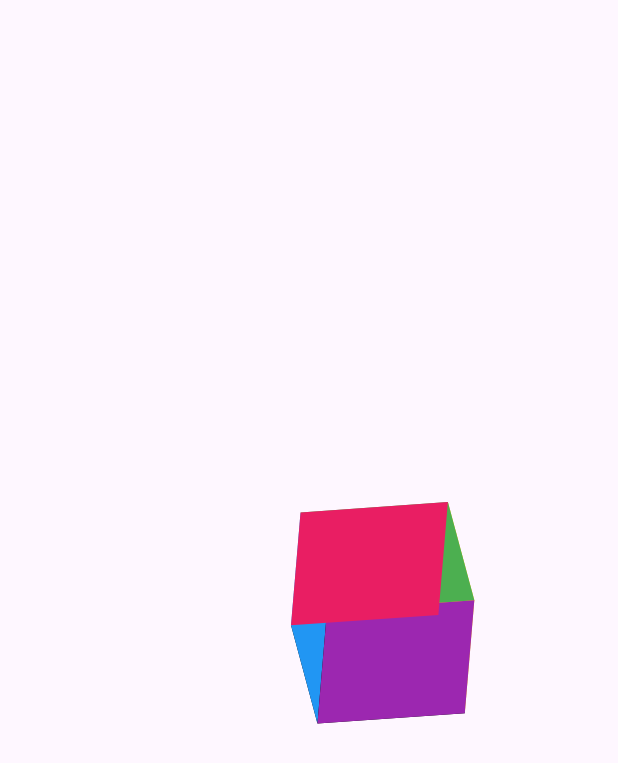
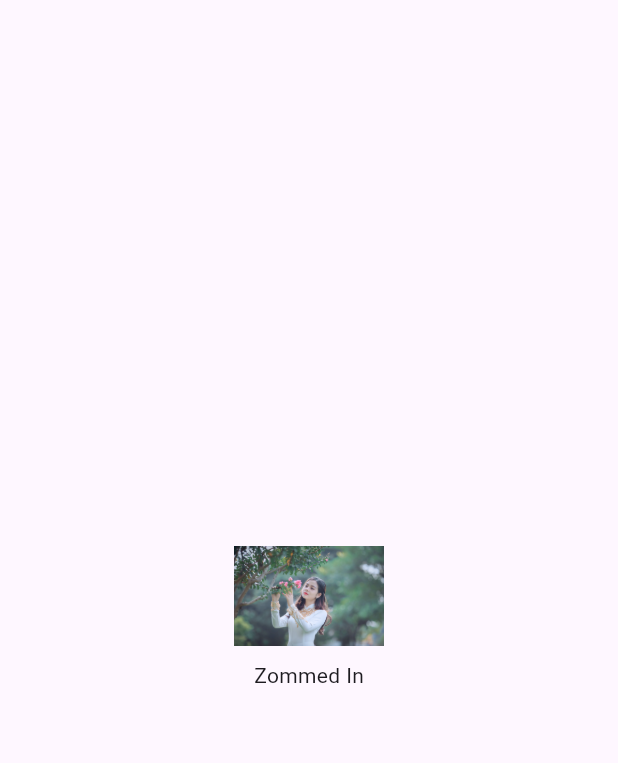
Before and after one commit to nidhiapp/animations, a Flutter app: the screen it shows after launch, on a phone screen of 412 x 824 dp. Shown: the top 763 px of the screen. Run offline on Flutter 3.47's test engine with Material 3 defaults, Android fonts, the phone set to English and light mode, and no system bars.

Commit message:
created implicit animation and hero animation

```diff
--- a/lib/main.dart
+++ b/lib/main.dart
@@ -1,7 +1,4 @@
-
-import 'package:animations/simple_animations/3d_animation.dart';
-import 'package:animations/simple_animations/blue_cont_anim.dart';
-import 'package:animations/simple_animations/two_half_circles.dart';
+import 'package:animations/simple_animations/implicit_ani.dart';
 import 'package:flutter/material.dart';
 
 void main() {
@@ -22,7 +19,7 @@ class MyApp extends StatelessWidget {
         colorScheme: ColorScheme.fromSeed(seedColor: Colors.deepPurple),
         useMaterial3: true,
       ),
-      home: ThreeDAnimations(),
+      home: ImplicitAnimationScreen(),
     );
   }
 }
--- /dev/null
+++ b/lib/simple_animations/implicit_ani.dart
@@ -0,0 +1,50 @@
+import 'package:flutter/material.dart';
+
+class ImplicitAnimationScreen extends StatefulWidget {
+  const ImplicitAnimationScreen({super.key});
+
+  @override
+  State<ImplicitAnimationScreen> createState() =>
+      _ImplicitAnimationScreenState();
+}
+
+double defaultWidth = 100.0;
+
+class _ImplicitAnimationScreenState extends State<ImplicitAnimationScreen> {
+  bool isZommed = false;
+  String _buttonTitle = "Zommed In";
+  var _width = defaultWidth;
+  var _curve = Curves.bounceOut;
+  @override
+  Widget build(BuildContext context) {
+    return Scaffold(
+      body: Center(
+        child: Column(
+          mainAxisAlignment: MainAxisAlignment.center,
+          children: [
+            AnimatedContainer(
+                duration: Duration(microseconds: 360),
+                curve: _curve,
+                width: _width,
+                child: Image.asset("assets/images/girl.png")),
+            SizedBox(
+              height: 10,
+            ),
+            GestureDetector(
+                onTap: () {
+                  setState(() {
+                    isZommed = !isZommed;
+                    _buttonTitle = isZommed ? "Zoomed In" : "Zoomed Out";
+                    _width = isZommed
+                        ? MediaQuery.of(context).size.width
+                        : defaultWidth;
+                    _curve = isZommed ? Curves.bounceInOut : Curves.bounceOut;
+                  });
+                },
+                child: Text(_buttonTitle))
+          ],
+        ),
+      ),
+    );
+  }
+}
```
Also changed, not shown: lib/simple_animations/hero_animation.dart (added, +116 -0 lines).
